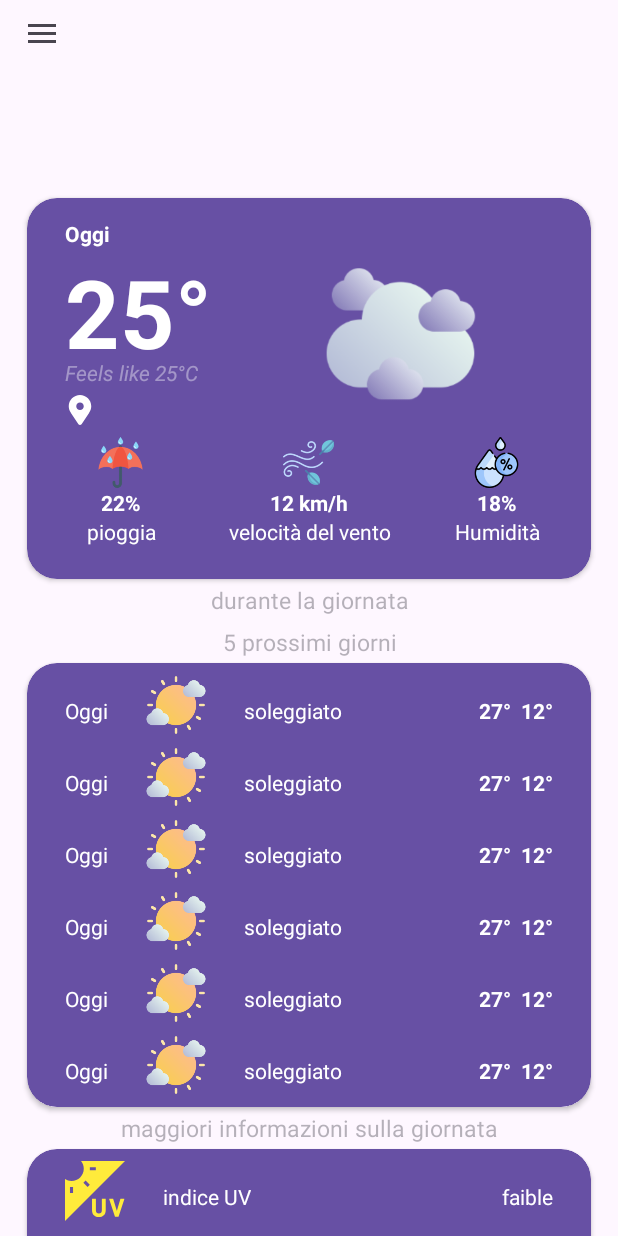
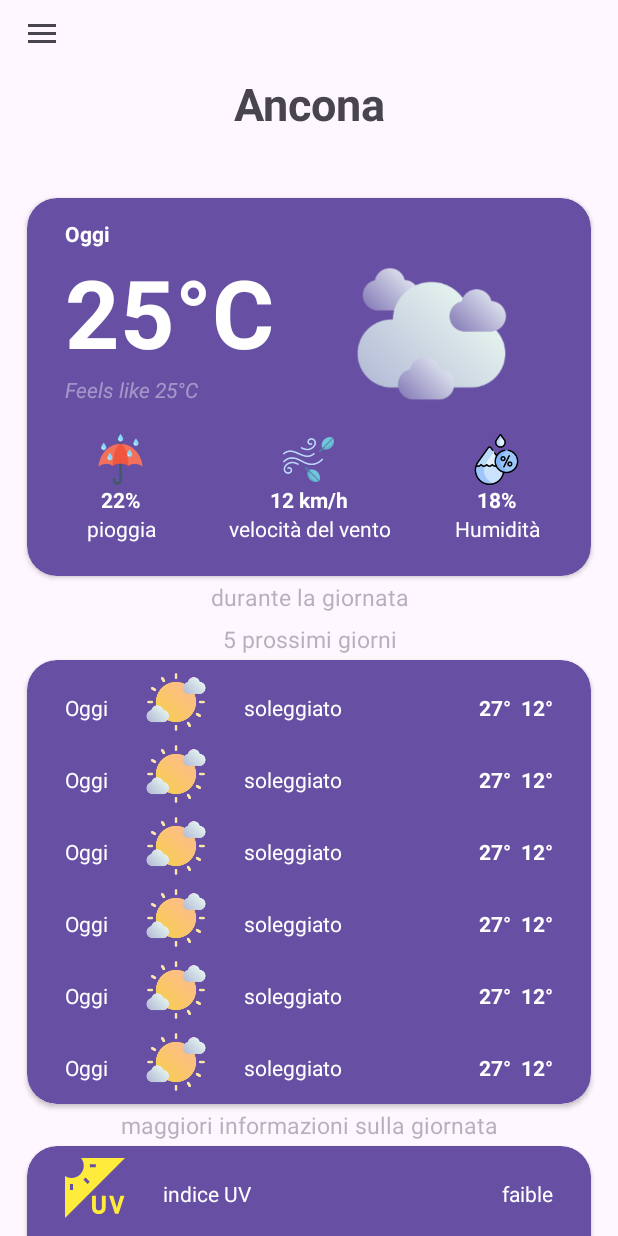
Before and after one commit to toyemryan/MeteoApp, an Android app: the screen it shows after launch once a user with an empty profile is signed in (MainActivity), on a phone screen of 412 x 824 dp. Run offline under Robolectric (Android 15) with nearby library versions, the phone set to English and light mode, and no system bars; our stand-ins replace Firebase (no records; nobody signed in at launch, a user with empty details on screens opened directly), data binding, navigation-ui; network calls fail; 1 statement that could not run was skipped.

Commit message:
connection API & view model

```diff
--- a/app/build.gradle
+++ b/app/build.gradle
@@ -129,6 +129,9 @@
     implementation ("com.squareup.retrofit2:converter-gson:2.8.0")
     implementation ("com.squareup.okhttp3:logging-interceptor:4.10.0")
 
+    implementation ("com.squareup.retrofit2:adapter-rxjava2:2.3.0")
+
+
     implementation "androidx.swiperefreshlayout:swiperefreshlayout:1.1.0"
 
 }
--- a/app/src/main/AndroidManifest.xml
+++ b/app/src/main/AndroidManifest.xml
@@ -23,9 +23,6 @@
         android:theme="@style/AppTheme"
         tools:targetApi="31">
         <activity
-            android:name=".ForeCastActivity"
-            android:exported="false" />
-        <activity
             android:name=".auth.MainLoginActivity"
             android:exported="false"
             android:label="@string/title_activity_main_login"
--- a/app/src/main/java/com/example/meteoapp/MainActivity.kt
+++ b/app/src/main/java/com/example/meteoapp/MainActivity.kt
@@ -22,8 +22,6 @@
 import com.google.firebase.auth.FirebaseAuth
 import com.google.firebase.auth.FirebaseUser
 
-
-
 class MainActivity : AppCompatActivity(), NavigationView.OnNavigationItemSelectedListener {
 
     private lateinit var binding : ActivityMainBinding
@@ -46,12 +44,12 @@
         val navHostFragment = supportFragmentManager.findFragmentById(R.id.myNavHostFragment) as NavHostFragment
         val navController = navHostFragment.navController
 
-        // Instancier le fragment
+     /*   // Instancier le fragment
         val mainMeteoFragment = MainMeteoFragment()
 
         supportFragmentManager.beginTransaction()
             .replace(R.id.myNavHostFragment, mainMeteoFragment)
-            .commit()
+            .commit() */
 
 
         //put all the drawerlayout into the appbarconfiguration
--- a/app/src/main/java/com/example/meteoapp/adapter/WeatherToday.kt
+++ b/app/src/main/java/com/example/meteoapp/adapter/WeatherToday.kt
@@ -9,7 +9,7 @@
 import android.widget.TextView
 import androidx.recyclerview.widget.RecyclerView
 import com.example.meteoapp.R
-import com.lionel.mameteo.modal.WeatherList
+import com.example.meteoapp.modal.WeatherList
 import java.text.SimpleDateFormat
 import java.util.Calendar
 
--- a/app/src/main/java/com/example/meteoapp/mainMeteo/MainMeteoFragment.kt
+++ b/app/src/main/java/com/example/meteoapp/mainMeteo/MainMeteoFragment.kt
@@ -1,7 +1,6 @@
 package com.example.meteoapp.mainMeteo
 
 import android.annotation.SuppressLint
-import android.os.Build
 import android.os.Bundle
 import android.util.Log
 import android.view.LayoutInflater
@@ -9,21 +8,23 @@
 import android.view.ViewGroup
 import android.widget.TextView
 import android.widget.Toast
-import androidx.annotation.RequiresApi
 import androidx.appcompat.app.AppCompatActivity
-import androidx.core.app.ActivityCompat
 import androidx.databinding.DataBindingUtil
 import androidx.fragment.app.Fragment
-import androidx.lifecycle.Observer
-import androidx.lifecycle.ViewModelProvider
-import android.Manifest
+import androidx.fragment.app.viewModels
+import androidx.recyclerview.widget.LinearLayoutManager
 import com.example.meteoapp.R
-import com.example.meteoapp.SharedPreference
-import com.example.meteoapp.Utility
 import com.example.meteoapp.adapter.WeatherToday
 import com.example.meteoapp.databinding.FragmentMainMeteoBinding
 import com.example.meteoapp.service.LocationPermission
-import com.lionel.mameteo.modal.WeatherList
+import com.example.meteoapp.service.RetrofitInstance
+import kotlinx.coroutines.DelicateCoroutinesApi
+import kotlinx.coroutines.Dispatchers
+import kotlinx.coroutines.GlobalScope
+import kotlinx.coroutines.launch
+import kotlinx.coroutines.withContext
+import retrofit2.HttpException
+import java.io.IOException
 import java.text.SimpleDateFormat
 import java.util.*
 import java.util.Locale
@@ -31,36 +32,46 @@
 
 class MainMeteoFragment : Fragment() {
 
-    lateinit var viewModel: MainMeteoViewModel
+    //private lateinit var response : Response<ForeCast>
+
+    //var weatherTodayList = mutableListOf<WeatherList>()
+
+    //private lateinit var viewModel: MainMeteoViewModel
     lateinit var adapter: WeatherToday
     var lat: String = ""
     var lon: String = ""
     private lateinit var locationPermission: LocationPermission
     private lateinit var binding: FragmentMainMeteoBinding
 
+    private val viewModel: MainMeteoViewModel by viewModels()
+
     @SuppressLint("SetTextI18n")
     override fun onCreateView(
         inflater: LayoutInflater, container: ViewGroup?,
         savedInstanceState: Bundle?
-    ): View? {
-        binding = DataBindingUtil.inflate<FragmentMainMeteoBinding>(
-            inflater,
-            R.layout.fragment_main_meteo, container, false
-        )
+    ): View {
+
+        binding = DataBindingUtil.inflate(inflater, R.layout.fragment_main_meteo, container, false)
+
+        viewModel.getWeather()
+        setupRecyclerView()
 
         return binding.root
     }
 
-    @Deprecated("Deprecated in Java")
+    /* @Deprecated("Deprecated in Java")
+    @SuppressLint("SetTextI18n")*/
     @SuppressLint("SetTextI18n")
-    override fun onActivityCreated(savedInstanceState: Bundle?) {
-        super.onActivityCreated(savedInstanceState)
+    override fun onViewCreated(view: View, savedInstanceState: Bundle?) {
+        super.onViewCreated(view, savedInstanceState)
 
+        binding.mainMeteoViewModel = viewModel
+        binding.lifecycleOwner = viewLifecycleOwner
 
         // Inizializzazione del viewModel utilizzando ViewModelProvider
-        viewModel = ViewModelProvider(this).get(MainMeteoViewModel::class.java)
+        //  viewModel = ViewModelProvider(this)[MainMeteoViewModel::class.java]
 
-        locationPermission = LocationPermission(requireContext())
+        /* locationPermission = LocationPermission(requireContext())
 
          // Richiesta di aggiornamenti sulla posizione se il permesso è già concesso
          // Altrimenti, richiesta del permesso di localizzazione
@@ -75,21 +86,27 @@
          }
 
         // Inizializzazione dell'adapter per la RecyclerView
-        adapter = WeatherToday()
+       // adapter = WeatherToday()
 
-        // Pulizia del valore della città nelle preferenze condivise
-        val sharedPreference = SharedPreference.getInstance(requireContext())
-        sharedPreference.clearCityValue()
 
         viewModel.todayWeatherLiveData.observe(viewLifecycleOwner, Observer {
             val setNewList = it as List<WeatherList>
             Log.e("Todayweater list", it.toString())
             adapter.setList(setNewList)
             binding.recyclerView1.adapter = adapter
+
+
+            private val _currentWordCount = MutableLiveData(0)
+    val currentWordCount: LiveData<Int>
+        get() = _currentWordCount // pour linker et dans le layout on met @{MainMeteoViewModel.currentScrambledWord}"
+
+
         })
 
+       // binding.temperature.text = response.body()!!.weatherList[0].main?.temp.toString()
+
         // Osservazione dei dati meteorologici più vicini e aggiornamento dell'interfaccia utente quando cambiano
-        viewModel.closetorexactlysameweatherdata.observe(viewLifecycleOwner, Observer {
+        viewModel.closetorexactlysameweatherdata.observe(viewLifecycleOwner) {
             val temperatureFahreheit = it!!.main?.temp
             val temperatureCelsius = (temperatureFahreheit?.minus(273.15))
             val temperatureFormatted = String.format("%.2f", temperatureCelsius)
@@ -119,7 +136,7 @@
 
             // Formattazione della data e del giorno
             val inputFormat = SimpleDateFormat("yyyy-MM-dd HH:mm", Locale.getDefault())
-            val date = inputFormat.parse(it.dtTxt)
+            val date = it.dtTxt?.let { it1 -> inputFormat.parse(it1) }
             val outputFormat = SimpleDateFormat("d MMMM EEEE", Locale.getDefault())
             val dateAndDay = outputFormat.format(date!!)
 
@@ -140,10 +157,10 @@
                     "13d", "13n" -> binding.ImageMain.setImageResource(R.drawable.thirteend)
                 }
             }
-        })
+        }*/
     }
 
-    private fun requestLocationUpdates() {
+    /*private fun requestLocationUpdates() {
         locationPermission.requestLocationUpdates { location ->
             val latitude = location.latitude
             val longitude = location.longitude
@@ -156,7 +173,7 @@
     private fun logLocation(latitude: Double, longitude: Double) {
         val message = "Latitude: $latitude, Longitude: $longitude"
         Toast.makeText(requireContext(), message, Toast.LENGTH_SHORT).show()
-    }
+    } */
 
     override fun onResume() {
         super.onResume()
@@ -164,4 +181,14 @@
             (requireActivity() as AppCompatActivity).findViewById<TextView>(R.id.toolbar_title)
         toolbarTitle.text = null
     }
+
+    private fun setupRecyclerView() {
+        binding.recyclerview.apply {
+            layoutManager = LinearLayoutManager(context, LinearLayoutManager.HORIZONTAL, false)
+            adapter = WeatherToday()
         }
+    }
+
+
+
+}
--- a/app/src/main/java/com/example/meteoapp/mainMeteo/MainMeteoViewModel.kt
+++ b/app/src/main/java/com/example/meteoapp/mainMeteo/MainMeteoViewModel.kt
@@ -3,38 +3,53 @@
 
 import android.app.Application
 import android.util.Log
+import android.widget.Toast
 import androidx.lifecycle.AndroidViewModel
+import androidx.lifecycle.LiveData
 import androidx.lifecycle.MutableLiveData
-import androidx.lifecycle.ViewModel
 import androidx.lifecycle.viewModelScope
-import com.example.meteoapp.MyApplication
 import com.example.meteoapp.service.RetrofitInstance
-import com.lionel.mameteo.modal.WeatherList
+import com.example.meteoapp.modal.WeatherList
+import kotlinx.coroutines.DelicateCoroutinesApi
 import kotlinx.coroutines.Dispatchers
+import kotlinx.coroutines.GlobalScope
 import kotlinx.coroutines.launch
+import kotlinx.coroutines.withContext
+import retrofit2.HttpException
+import java.io.IOException
 import java.time.LocalDateTime
 import java.time.format.DateTimeFormatter
 
 
 // Annotazione per richiedere API di almeno la versione specificata di Android
 class MainMeteoViewModel (application: Application) : AndroidViewModel(application){
+
     //LiveData per i dati meteorologici odierni e futuri
-    val todayWeatherLiveData = MutableLiveData<List<WeatherList>>()
+    //val todayWeatherLiveData = MutableLiveData<List<WeatherList>>()
+
     //cinque giorni
-    val forecastWeatherLiveData = MutableLiveData<List<WeatherList>>()
+    private val fiveDayWeatherLiveData = MutableLiveData<List<WeatherList>>()
+
+    private val ancona = "Ancona"
 
     //LiveData per i dati meteorologici piu vicini con la stessa data
-    val closetorexactlysameweatherdata = MutableLiveData<WeatherList?>()
+    //val closetorexactlysameweatherdata = MutableLiveData<WeatherList?>()
 
     //LiveData per il nome della città
-    val cityName = MutableLiveData<String?>()
+    private val _cityName = MutableLiveData("Ancona")
+    val cityName: LiveData<String>
+        get() = _cityName
 
-    //contesto dell'applicazione
-    val context = MyApplication.instance
+    //LiveData per la temperature
+    private val _maintemperature = MutableLiveData("25°C")
+    val maintempature: LiveData<String>
+        get() = _maintemperature
+
+
 
     // Funzione per ottenere i dati meteorologici (odierni o futuri) in base alla città o alle coordinate
 
-    fun getWeather(city:String? = null, lat:String? = null, lon:String? = null) = viewModelScope.launch(Dispatchers.IO){
+  /*  fun getWeather(city:String? = null, lat:String? = null, lon:String? = null) = viewModelScope.launch(Dispatchers.IO){
         val weatherTodayList = mutableListOf<WeatherList>()
         val currentDateTime = LocalDateTime.now()
         val currentDate0 = currentDateTime.format(DateTimeFormatter.ofPattern("yyyy-MM-dd"))
@@ -77,10 +92,10 @@
             val errorMessage = response.message()
             Log.e("CurrentWeatherError", "Error: $errorMessage")
         }
-    }
+    }*/
 
     // Funzione per ottenere i dati meteorologici futuri in base alla città o alle coordinate
-    fun getForecastNextDays(city: String? = null, lati: String? = null, longi: String? = null) = viewModelScope.launch(Dispatchers.IO) {
+  /*  fun getForecastNextDays(city: String? = null, lati: String? = null, longi: String? = null) = viewModelScope.launch(Dispatchers.IO) {
         // Lista per i dati meteorologici futuri
         val forecastWeatherList = mutableListOf<WeatherList>()
 
@@ -126,9 +141,46 @@
             val errorMessage = response.message()
             Log.e("CurrentWeatherError", "Error: $errorMessage")
         }
+    }*/
+
+    @OptIn(DelicateCoroutinesApi::class)
+    fun getWeather() {
+        GlobalScope.launch(Dispatchers.IO) {
+            val call = try {
+                RetrofitInstance.api.getCurrentWeatherByCity(ancona)
+            } catch (e: IOException) {
+                Log.e("FLux error", "Error: ${e.message}")
+                return@launch
+            } catch (e: HttpException) {
+                Log.e("Connection error", "Error: ${e.message}")
+                return@launch
+            }
+            val response = call.execute()
+            if (response.isSuccessful && response.body() != null) {
+                withContext(Dispatchers.Main) {
+
+                    val data = response.body()!!
+
+                        _cityName.value= data.city!!.name.toString()// name
+
+                        val temperatureKelvin = data.weatherList[0].main?.temp
+                        val temperatureCelsius = (temperatureKelvin?.minus(273.15))
+                        if (temperatureCelsius != null) {
+                            _maintemperature.value = "${temperatureCelsius.toInt()}°C" // main temperature
+                        }
+
+
+
+
+                }
+            }
+
+        }
+
     }
 
-    // Funzione per trovare il dato meteorologico più vicino in base all'ora corrente
+
+    /* Funzione per trovare il dato meteorologico più vicino in base all'ora corrente
     private fun findClosestWeather(weatherList: List<WeatherList>): WeatherList? {
         val systemTime = LocalDateTime.now().format(DateTimeFormatter.ofPattern("HH:mm"))
         var closestWeather: WeatherList? = null
@@ -154,6 +206,6 @@
 
         // Converti la prima parte (ore) in un intero, moltiplica per 60 e aggiungi la seconda parte (minuti)
         return parts[0].toInt() * 60 + parts[1].toInt()
-    }
+    } */
 
 }
--- a/app/src/main/java/com/example/meteoapp/modal/ForeCast.kt
+++ b/app/src/main/java/com/example/meteoapp/modal/ForeCast.kt
@@ -2,7 +2,7 @@
 
 import com.google.gson.annotations.SerializedName
 import com.lionel.mameteo.modal.City
-import com.lionel.mameteo.modal.WeatherList
+import com.lionel.mameteo.modal.Main
 
 
 data class ForeCast (
@@ -13,4 +13,5 @@
     @SerializedName("list"    ) var weatherList    : ArrayList<WeatherList> = arrayListOf(),
     @SerializedName("city"    ) var city    : City?           = City()
 
+
 )
--- a/app/src/main/java/com/example/meteoapp/service/LocationPermission.kt
+++ b/app/src/main/java/com/example/meteoapp/service/LocationPermission.kt
@@ -33,7 +33,7 @@
                 location:Location ->
 
                 // Verifica se la posizione non è nulla e invoca il blocco di codice locationListener
-                location?.let {
+                location.let {
                     locationListener.invoke(it)
                 }
             }
--- a/app/src/main/java/com/example/meteoapp/service/Service.kt
+++ b/app/src/main/java/com/example/meteoapp/service/Service.kt
@@ -11,7 +11,7 @@
     fun getCurrentWeather(
         @Query("lat") lat:String,
         @Query("lon") lon:String,
-        @Query("appid") appid:String = Utility.API_KEY
+        @Query("appid") appid:String = Utility.API_KEY // appid:String
     ):Call<ForeCast>
 
 
--- a/app/src/main/res/layout/fragment_main_meteo.xml
+++ b/app/src/main/res/layout/fragment_main_meteo.xml
@@ -7,7 +7,7 @@
 
     <data>
         <variable
-            name="viewmodel"
+            name="mainMeteoViewModel"
             type="com.example.meteoapp.mainMeteo.MainMeteoViewModel" />
     </data>
 
@@ -26,7 +26,7 @@
                 android:layout_width="match_parent"
                 android:layout_height="wrap_content"
                 android:layout_marginTop="3dp"
-                android:text="@{viewmodel.cityName}"
+                android:text="@{mainMeteoViewModel.cityName}"
                 android:textAlignment="center"
                 android:textSize="30sp"
                 android:textStyle="bold" />
@@ -97,9 +97,9 @@
                           <TextView
                               android:id="@+id/temperature"
                               android:layout_width="wrap_content"
-                              android:layout_height="73dp"
+                              android:layout_height="wrap_content"
                               android:layout_marginStart="25dp"
-                              android:text="25°"
+                              android:text="@{mainMeteoViewModel.maintempature}"
                               android:textColor="@color/text"
                               android:textSize="63sp"
                               android:textStyle="bold" />
@@ -114,32 +114,12 @@
                               android:textColor="@color/text"
                               android:textStyle="italic" />
 
-                          <LinearLayout
-                              android:layout_width="wrap_content"
-                              android:layout_height="wrap_content"
-                              android:layout_marginTop="5dp"
-                              android:orientation="horizontal">
-
-                              <ImageView
-                                  android:layout_width="20dp"
-                                  android:layout_height="20dp"
-                                  android:layout_marginStart="25dp"
-                                  app:srcCompat="@drawable/location" />
-
-                              <TextView
-                                  android:id="@+id/mainplace2"
-                                  android:layout_width="wrap_content"
-                                  android:layout_height="wrap_content"
-                                  android:layout_marginStart="8dp"
-                                  android:text="@{viewmodel.cityName}"
-                                  android:textColor="@color/text" />
-                          </LinearLayout>
 
                       </LinearLayout>
 
                       <LinearLayout
                           android:layout_width="0dp"
-                          android:layout_height="match_parent"
+                          android:layout_height="wrap_content"
                           android:layout_margin="8dp"
                           android:layout_weight="0.333"
                           android:orientation="vertical">
@@ -279,7 +259,7 @@
               android:textSize="15sp" />
 
           <androidx.recyclerview.widget.RecyclerView
-              android:id="@+id/recycler_view1"
+              android:id="@+id/recyclerview"
               android:layout_width="match_parent"
               android:layout_height="match_parent"
               android:layout_marginEnd="18dp"
```
Also changed, not shown: app/src/main/java/com/example/meteoapp/ForeCastActivity.kt (deleted, +0 -11 lines), app/src/main/java/com/example/meteoapp/MyApplication.kt (deleted, +0 -25 lines), app/src/main/java/com/example/meteoapp/adapter/ForeCastAdapter.kt (deleted, +0 -142 lines), app/src/main/java/com/example/meteoapp/modal/WeatherList.kt (+7 -2 lines), app/src/main/java/com/example/meteoapp/service/RetrofitInstance.kt (+8 -12 lines), app/src/main/res/layout/activity_fore_cast.xml (deleted, +0 -22 lines), app/src/main/res/layout/fiveday_forecast.xml (deleted, +0 -175 lines). Lines whose indentation alone changed are shown as unchanged.
